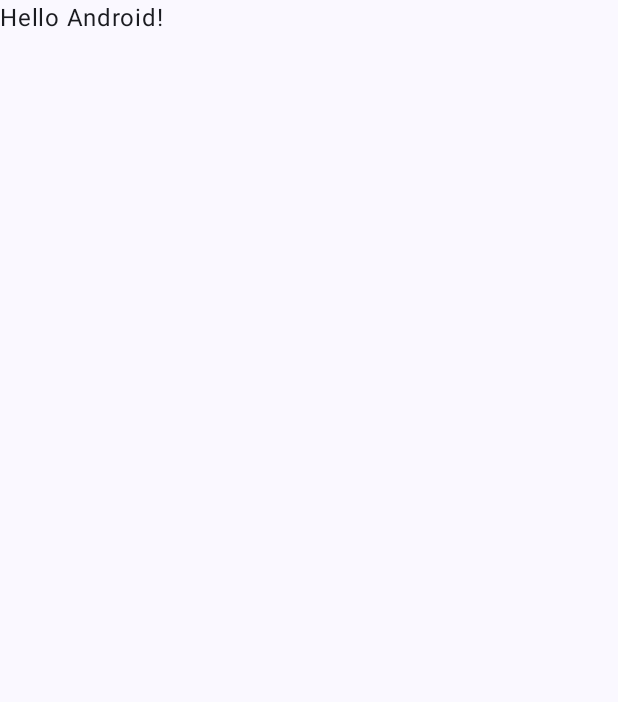
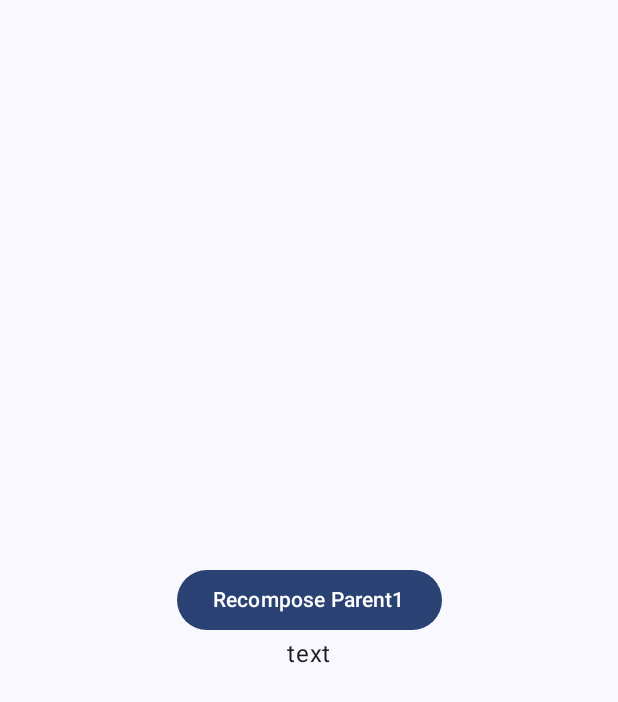
Before and after one commit to Gnarll/Android-basics, an Android app built with Jetpack Compose: the screen it shows after launch (MainActivity), on a phone screen of 412 x 824 dp. Before the commit the part shown is almost empty. Shown: the top 702 px of the screen. Run offline under Robolectric (Android 15) with nearby library versions, the phone set to English and light mode, and no system bars.

Commit message:
add case1

```diff
--- a/app/src/main/java/com/example/androidbasics/MainActivity.kt
+++ b/app/src/main/java/com/example/androidbasics/MainActivity.kt
@@ -4,13 +4,14 @@ import android.os.Bundle
 import androidx.activity.ComponentActivity
 import androidx.activity.compose.setContent
 import androidx.activity.enableEdgeToEdge
+import androidx.compose.foundation.layout.Arrangement
+import androidx.compose.foundation.layout.Column
 import androidx.compose.foundation.layout.fillMaxSize
 import androidx.compose.foundation.layout.padding
 import androidx.compose.material3.Scaffold
-import androidx.compose.material3.Text
-import androidx.compose.runtime.Composable
+import androidx.compose.ui.Alignment
 import androidx.compose.ui.Modifier
-import androidx.compose.ui.tooling.preview.Preview
+import com.example.androidbasics.cases.Parent1
 import com.example.androidbasics.ui.theme.AndroidBasicsTheme
 
 class MainActivity : ComponentActivity() {
@@ -20,28 +21,17 @@ class MainActivity : ComponentActivity() {
         setContent {
             AndroidBasicsTheme {
                 Scaffold(modifier = Modifier.fillMaxSize()) { innerPadding ->
-                    Greeting(
-                        name = "Android",
-                        modifier = Modifier.padding(innerPadding)
-                    )
+                    Column(
+                        verticalArrangement = Arrangement.Center,
+                        horizontalAlignment = Alignment.CenterHorizontally,
+                        modifier = Modifier
+                            .padding(innerPadding)
+                            .fillMaxSize()
+                    ) {
+                        Parent1()
+                    }
                 }
             }
         }
     }
 }
-
-@Composable
-fun Greeting(name: String, modifier: Modifier = Modifier) {
-    Text(
-        text = "Hello $name!",
-        modifier = modifier
-    )
-}
-
-@Preview(showBackground = true)
-@Composable
-fun GreetingPreview() {
-    AndroidBasicsTheme {
-        Greeting("Android")
-    }
-}
--- /dev/null
+++ b/app/src/main/java/com/example/androidbasics/cases/Case1.kt
@@ -0,0 +1,49 @@
+package com.example.androidbasics.cases
+
+import androidx.compose.material3.Button
+import androidx.compose.material3.Text
+import androidx.compose.runtime.Composable
+import androidx.compose.runtime.SideEffect
+import androidx.compose.runtime.getValue
+import androidx.compose.runtime.mutableStateOf
+import androidx.compose.runtime.remember
+import androidx.compose.runtime.setValue
+import androidx.compose.ui.Modifier
+
+
+// Here we see that despite having a mutableStateOf call in Parent1,
+// it doesn't actually recompose when clicking button because Parent1
+// doesn't read it, so only button is recomposed
+
+
+// now it doesn't matter
+class MyUiState1(val name: String)
+
+@Composable
+fun Parent1() {
+    val myState = MyUiState1("Name")
+    SideEffect {
+        println("recomposed Parent1 ")
+    }
+
+    var stateForRecomposition by remember { mutableStateOf("Not important") }
+
+//    val dummy = stateForRecomposition
+
+    Button(onClick = {
+        stateForRecomposition += "."
+    }) { Text("Recompose Parent1") }
+
+    Child1(
+        text = "text", myState, modifier = Modifier
+    )
+}
+
+@Composable
+fun Child1(text: String, stateParam: MyUiState1, modifier: Modifier = Modifier) {
+    SideEffect {
+        println("recomposed Child1 $stateParam")
+    }
+
+    Text(text = text, modifier = modifier)
+}
```
Also changed, not shown: 1 other file.
